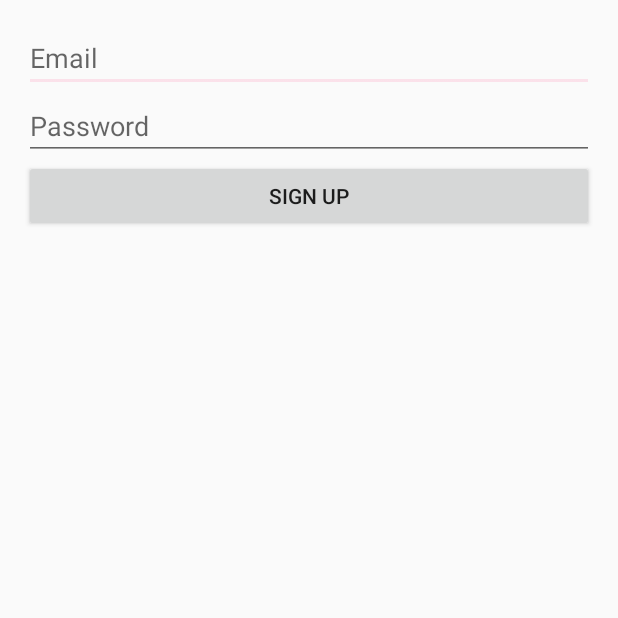
After one commit to NinjaSong/MyFirstApp, an Android app: the SignUpActivity screen opened directly, with no data from a screen before it, on a phone screen of 412 x 824 dp, the top half of it. The commit adds this screen. Run offline under Robolectric (Android 15) with nearby library versions, the phone set to English and light mode, and no system bars; our stand-ins replace Firebase (no records; nobody signed in at launch, a user with empty details on screens opened directly).

Commit message:
Add the log in and register page and connect to firebase. Merge the traveler and agent profile page with the code.

```diff
--- /dev/null
+++ b/app/src/main/java/com/example/song/myfirstapp/SignUpActivity.java
@@ -0,0 +1,77 @@
+package com.example.song.myfirstapp;
+
+import android.content.Intent;
+import android.os.Bundle;
+import android.support.annotation.NonNull;
+import android.support.v7.app.AlertDialog;
+import android.support.v7.app.AppCompatActivity;
+import android.view.View;
+import android.widget.Button;
+import android.widget.EditText;
+
+import com.google.android.gms.tasks.OnCompleteListener;
+import com.google.android.gms.tasks.Task;
+import com.google.firebase.auth.AuthResult;
+import com.google.firebase.auth.FirebaseAuth;
+
+public class SignUpActivity extends AppCompatActivity {
+
+    protected EditText passwordEditText;
+    protected EditText emailEditText;
+    protected Button signUpButton;
+    private FirebaseAuth mFirebaseAuth;
+
+    @Override
+    protected void onCreate(Bundle savedInstanceState) {
+        super.onCreate(savedInstanceState);
+        setContentView(R.layout.activity_sign_up);
+
+        // Initialize FirebaseAuth
+        mFirebaseAuth = FirebaseAuth.getInstance();
+
+        passwordEditText = (EditText)findViewById(R.id.passwordField);
+        emailEditText = (EditText)findViewById(R.id.emailField);
+        signUpButton = (Button)findViewById(R.id.signupButton);
+
+        signUpButton.setOnClickListener(new View.OnClickListener() {
+            @Override
+            public void onClick(View v) {
+                String password = passwordEditText.getText().toString();
+                String email = emailEditText.getText().toString();
+
+                password = password.trim();
+                email = email.trim();
+
+                if (password.isEmpty() || email.isEmpty()) {
+                    AlertDialog.Builder builder = new AlertDialog.Builder(SignUpActivity.this);
+                    builder.setMessage(R.string.signup_error_message)
+                            .setTitle(R.string.signup_error_title)
+                            .setPositiveButton(android.R.string.ok, null);
+                    AlertDialog dialog = builder.create();
+                    dialog.show();
+                } else {
+                    mFirebaseAuth.createUserWithEmailAndPassword(email, password)
+                            .addOnCompleteListener(SignUpActivity.this, new OnCompleteListener<AuthResult>() {
+                                @Override
+                                public void onComplete(@NonNull Task<AuthResult> task) {
+                                    if (task.isSuccessful()) {
+                                        Intent intent = new Intent(SignUpActivity.this, Change_Profile.class);
+                                        intent.addFlags(Intent.FLAG_ACTIVITY_NEW_TASK);
+                                        intent.addFlags(Intent.FLAG_ACTIVITY_CLEAR_TASK);
+                                        startActivity(intent);
+                                    } else {
+                                        AlertDialog.Builder builder = new AlertDialog.Builder(SignUpActivity.this);
+                                        builder.setMessage(task.getException().getMessage())
+                                                .setTitle(R.string.login_error_title)
+                                                .setPositiveButton(android.R.string.ok, null);
+                                        AlertDialog dialog = builder.create();
+                                        dialog.show();
+                                    }
+                                }
+                            });
+                }
+            }
+        });
+    }
+
+}
--- a/app/src/main/res/layout/activity_profilename.xml
+++ b/app/src/main/res/layout/activity_profilename.xml
@@ -44,9 +44,8 @@
             layout="@layout/content_profile_agent"
             android:layout_width="match_parent"
             android:layout_height="wrap_content" />
-
         <include
-            android:id="@+id/_travler"
+            android:id="@+id/_traveler"
             layout="@layout/content_profile_travler"
             android:layout_width="match_parent"
             android:layout_height="wrap_content" />
--- /dev/null
+++ b/app/src/main/res/layout/activity_sign_up.xml
@@ -0,0 +1,43 @@
+<?xml version="1.0" encoding="utf-8"?>
+<RelativeLayout xmlns:android="http://schemas.android.com/apk/res/android"
+    xmlns:tools="http://schemas.android.com/tools"
+    android:layout_width="match_parent"
+    android:layout_height="match_parent"
+    android:paddingBottom="@dimen/activity_vertical_margin"
+    android:paddingLeft="@dimen/activity_horizontal_margin"
+    android:paddingRight="@dimen/activity_horizontal_margin"
+    android:paddingTop="@dimen/activity_vertical_margin"
+    tools:context=".SignUpActivity" >
+
+    <EditText
+        android:id="@+id/emailField"
+        android:layout_width="match_parent"
+        android:layout_height="wrap_content"
+        android:layout_alignParentLeft="true"
+        android:layout_alignParentTop="true"
+        android:ems="10"
+        android:inputType="textEmailAddress"
+        android:hint="@string/email_hint" >
+
+        <requestFocus />
+    </EditText>
+
+    <EditText
+        android:id="@+id/passwordField"
+        android:layout_width="match_parent"
+        android:layout_height="wrap_content"
+        android:layout_alignLeft="@+id/emailField"
+        android:layout_below="@+id/emailField"
+        android:ems="10"
+        android:inputType="textPassword"
+        android:hint="@string/password_hint" />
+
+    <Button
+        android:id="@+id/signupButton"
+        android:layout_width="match_parent"
+        android:layout_height="wrap_content"
+        android:layout_alignLeft="@+id/passwordField"
+        android:layout_below="@+id/passwordField"
+        android:text="@string/sign_up_button_label" />
+
+</RelativeLayout>
--- a/app/src/main/res/layout/content_profile.xml
+++ b/app/src/main/res/layout/content_profile.xml
@@ -57,7 +57,7 @@
                 android:layout_height="wrap_content"
                 android:layout_centerHorizontal="true"
                 android:layout_marginTop="76dp"
-                android:text="UserName"
+                android:text="@string/profile_username"
                 android:textColor="#fff"
                 android:textSize="24sp"
                 android:textStyle="bold" />
@@ -125,6 +125,7 @@
 
 
             <TextView
+                android:id="@+id/profile_location"
                 android:layout_width="fill_parent"
                 android:layout_height="wrap_content"
                 android:layout_margin="5dp"
@@ -136,6 +137,7 @@
 
 
             <TextView
+                android:id="@+id/profile_hobbies"
                 android:layout_width="fill_parent"
                 android:layout_height="wrap_content"
                 android:layout_margin="5dp"
--- a/app/src/main/res/layout/edit_profile.xml
+++ b/app/src/main/res/layout/edit_profile.xml
@@ -145,8 +145,8 @@
         android:layout_marginLeft="16dp"
         android:layout_marginTop="12dp"
         android:ems="10"
+        android:hint="New PassWord"
         android:inputType="textPersonName"
-        android:text="New Password"
         android:textColor="@android:color/darker_gray"
         app:layout_constraintLeft_toLeftOf="parent"
         app:layout_constraintTop_toBottomOf="@+id/textView12" />
--- a/app/src/main/res/menu/menu_my.xml
+++ b/app/src/main/res/menu/menu_my.xml
@@ -36,4 +36,9 @@
         android:icon="@android:drawable/star_big_on"
         android:title="Compose"
         app:showAsAction="always"></item>
+    <item
+        android:id="@+id/action_logout"
+        android:orderInCategory="100"
+        android:title="@string/action_logout"
+        app:showAsAction="never"/>
 </menu>
--- a/app/src/main/res/values/colors.xml
+++ b/app/src/main/res/values/colors.xml
@@ -1,7 +1,7 @@
 <?xml version="1.0" encoding="utf-8"?>
 <resources>
     <color name="colorPrimary">#33c787</color>
-    <color name="colorPrimaryDark">#22303f9f</color>
+    <color name="colorPrimaryDark">#22414d9b</color>
     <color name="colorAccent">#22ff4081</color>
     <color name="colorlightgreen">#225efcb8</color>
 </resources>
```
Also changed, not shown: app/build.gradle (+13 -9 lines), app/src/main/AndroidManifest.xml (+15 -5 lines), app/src/main/java/com/example/song/myfirstapp/Change_Profile.java (+90 -36 lines), app/src/main/java/com/example/song/myfirstapp/FirstPage.java (added, +25 -0 lines), app/src/main/java/com/example/song/myfirstapp/LogInActivity.java (added, +87 -0 lines), app/src/main/java/com/example/song/myfirstapp/profilename.java (+107 -32 lines), app/src/main/res/layout/activity_first_page.xml (added, +67 -0 lines), app/src/main/res/layout/activity_log_in.xml (added, +52 -0 lines), app/src/main/res/values/strings.xml (+29 -1 lines), app/src/main/res/drawable/background2.jpg (added).
